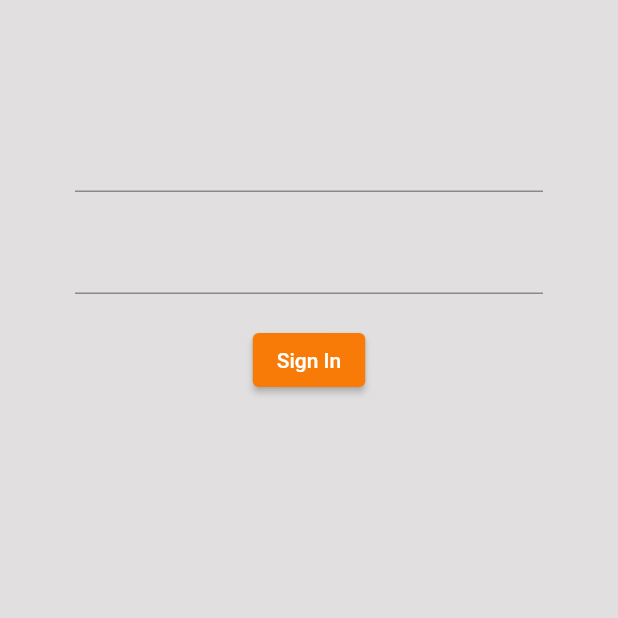
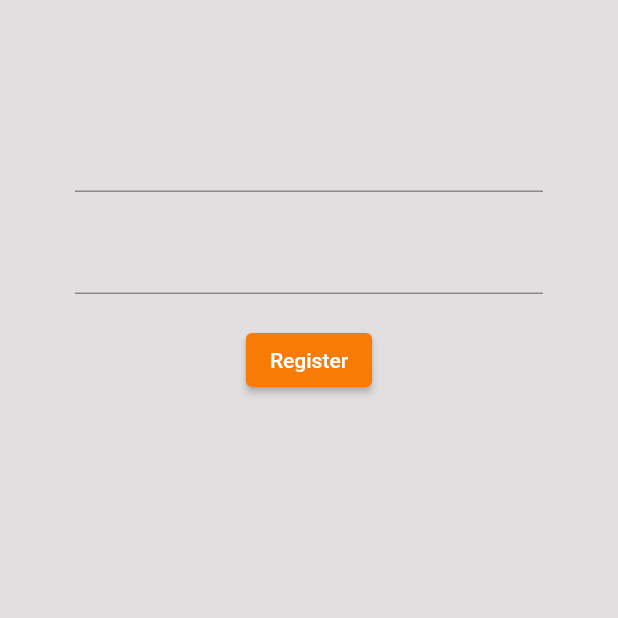
Before and after one commit to Abrahamorca/StreetHub, a Flutter app: the screen it shows after launch, on a phone screen of 412 x 824 dp, the top half of it. Run offline on Flutter 3.47's test engine with Material 2 defaults, Android fonts, the phone set to English and light mode, and no system bars; our stand-ins replace firebase_auth, firebase_core, flutter_map, latlong2, location; accounts and stored records are empty.

Commit message:
Register form
Added the new register form and it s correspondent routes.

```diff
--- a/lib/main.dart
+++ b/lib/main.dart
@@ -6,6 +6,8 @@ import 'package:g3_project/routes.dart';
 import 'package:g3_project/screens/Home/home.dart';
 import 'package:g3_project/screens/Home/score.dart';
 import 'package:g3_project/screens/Home/search.dart';
+import 'package:g3_project/screens/Login/authenticate.dart';
+import 'package:g3_project/screens/Login/register.dart';
 import 'package:g3_project/screens/Login/sign_in.dart';
 import 'package:g3_project/screens/Settings/settings.dart';
 import 'package:g3_project/screens/loading.dart';
@@ -31,15 +33,18 @@ class MyApp extends StatelessWidget {
       value: AuthService().user,
       child: MaterialApp(
         theme: ThemeData(
-            pageTransitionsTheme: const PageTransitionsTheme(builders: {
-          TargetPlatform.iOS: _NoAnimationPageTransitionsBuilder(),
-          TargetPlatform.android: _NoAnimationPageTransitionsBuilder(),
-        })),
+          pageTransitionsTheme: const PageTransitionsTheme(builders: {
+            TargetPlatform.iOS: _NoAnimationPageTransitionsBuilder(),
+            TargetPlatform.android: _NoAnimationPageTransitionsBuilder(),
+          }),
+        ),
         debugShowCheckedModeBanner: false,
         initialRoute: Routes.loading,
         routes: {
           Routes.loading: (context) => const Loading(),
           Routes.home: (context) => const Home(),
+          Routes.authenticate: (context) => const Authenticate(),
+          Routes.register: (context) => const Register(),
           Routes.signIn: (context) => const SignIn(),
           Routes.search: (context) => const Search(),
           Routes.score: (context) => const Score(),
--- a/lib/routes.dart
+++ b/lib/routes.dart
@@ -1,15 +1,17 @@
 import 'package:g3_project/screens/Home/home.dart';
 import 'package:g3_project/screens/Home/score.dart';
 import 'package:g3_project/screens/Home/search.dart';
-import 'package:g3_project/screens/Login/login.dart';
+import 'package:g3_project/screens/Login/register.dart';
 import 'package:g3_project/screens/Login/sign_in.dart';
+import 'package:g3_project/screens/Login/authenticate.dart';
 import 'package:g3_project/screens/Settings/settings.dart';
 import 'package:g3_project/screens/loading.dart';
 
 class Routes {
   static const String signIn = SignIn.routeName;
   static const String loading = Loading.routeName;
-  static const String login = Login.routeName;
+  static const String authenticate = Authenticate.routeName;
+  static const String register = Register.routeName;
   static const String settings = Settings.routeName;
   static const String home = Home.routeName;
   static const String search = Search.routeName;
--- /dev/null
+++ b/lib/screens/Login/authenticate.dart
@@ -0,0 +1,17 @@
+import 'package:flutter/material.dart';
+import 'package:g3_project/screens/Login/sign_in.dart';
+
+class Authenticate extends StatefulWidget {
+  const Authenticate({Key? key}) : super(key: key);
+  static const String routeName = '/authenticate';
+
+  @override
+  State<Authenticate> createState() => _AuthenticateState();
+}
+
+class _AuthenticateState extends State<Authenticate> {
+  @override
+  Widget build(BuildContext context) {
+    return const SignIn();
+  }
+}
--- a/lib/screens/Login/sign_in.dart
+++ b/lib/screens/Login/sign_in.dart
@@ -66,7 +66,7 @@ class _SignInState extends State<SignIn> {
                   backgroundColor: const Color(signInButtonColor),
                 ),
                 child: const Text(
-                  'Sign In',
+                  'Register',
                 ),
               )
             ], // Column children
--- a/lib/screens/loading.dart
+++ b/lib/screens/loading.dart
@@ -1,6 +1,7 @@
 import 'package:flutter/material.dart';
 import 'package:g3_project/models/user.dart';
 import 'package:g3_project/screens/Home/home.dart';
+import 'package:g3_project/screens/Login/authenticate.dart';
 import 'package:g3_project/screens/Login/sign_in.dart';
 import 'package:provider/provider.dart';
 class Loading extends StatelessWidget {
@@ -15,7 +16,7 @@ class Loading extends StatelessWidget {
     bool notLoggedIn = (user == null);
 
     if (notLoggedIn) {
-      return const SignIn();
+      return const Authenticate();
     } else {
       return const Home();
     }
```
Also changed, not shown: lib/screens/Login/register.dart (+78 -0 lines).
